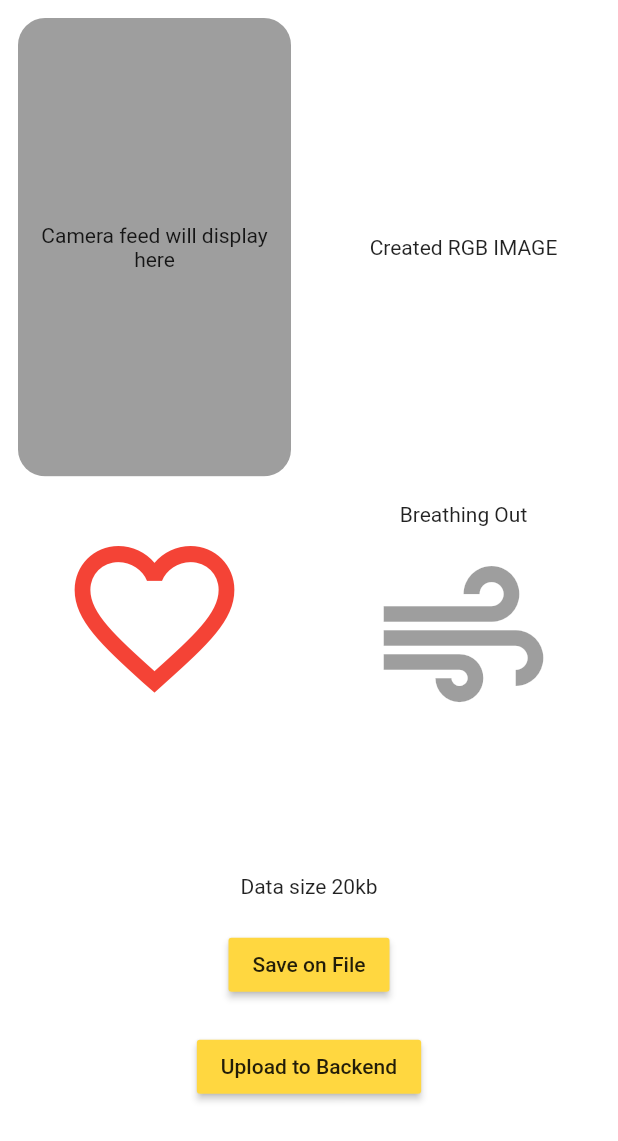
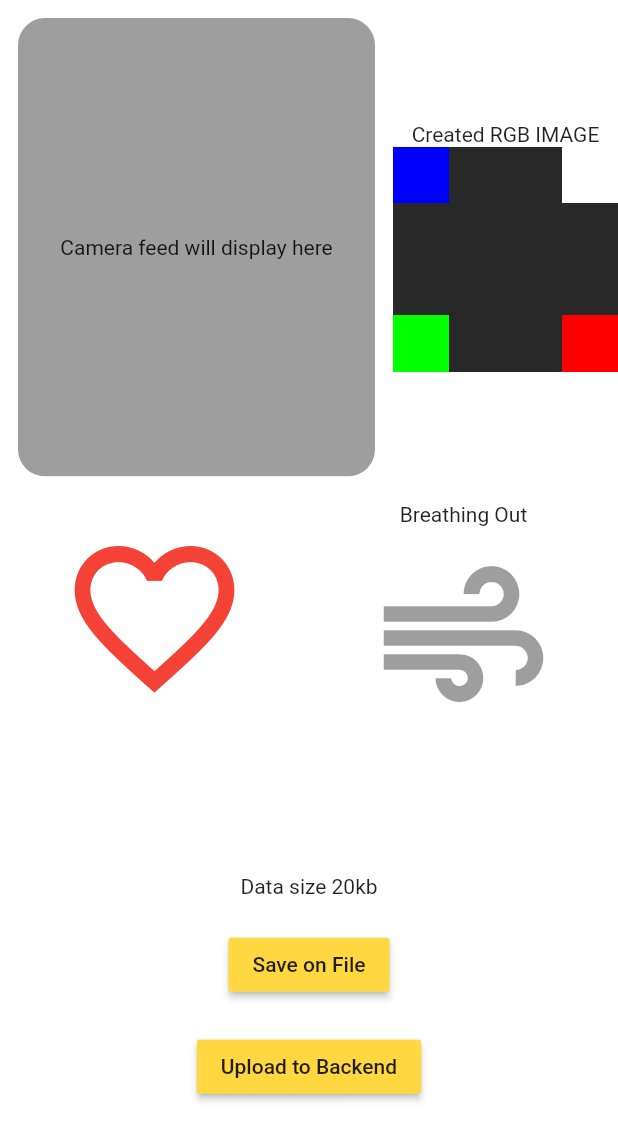
Before and after one commit to mahidul-islam/myppg, a Flutter app: the screen it shows after launch, on a phone screen of 412 x 824 dp. Shown: the top 1141 px of the screen. Run offline on Flutter 3.47's test engine with Material 2 defaults, Android fonts, the phone set to English and light mode, and no system bars; our stand-ins replace camera, wakelock_plus.

Commit message:
created image 4x4 and working

```diff
--- a/lib/home_page.dart
+++ b/lib/home_page.dart
@@ -45,6 +45,12 @@ class HomePageView extends State<HomePage> with SingleTickerProviderStateMixin {
         _iconScale = 1.0 + _animationController.value * 0.4;
       });
     });
+    fillInitImage();
+  }
+
+  fillInitImage() async {
+    imageOutput = await Helper.getRGBimage();
+    setState(() {});
   }
 
   @override
@@ -111,15 +117,19 @@ class HomePageView extends State<HomePage> with SingleTickerProviderStateMixin {
                       ),
                     ),
                   ),
-                  Expanded(
-                    flex: 1,
-                    child: Column(
-                      mainAxisAlignment: MainAxisAlignment.center,
-                      children: [
-                        const Text('Created RGB IMAGE'),
-                        SizedBox(child: imageOutput),
-                      ],
-                    ),
+                  Column(
+                    mainAxisAlignment: MainAxisAlignment.center,
+                    children: [
+                      const Text('Created RGB IMAGE'),
+                      SizedBox(
+                        height: 150,
+                        width: 150,
+                        child: FittedBox(
+                          fit: BoxFit.contain,
+                          child: imageOutput,
+                        ),
+                      ),
+                    ],
                   ),
                 ],
               ),
--- a/lib/util.dart
+++ b/lib/util.dart
@@ -1,3 +1,5 @@
+import 'dart:math';
+
 import 'package:camera/camera.dart';
 import 'package:flutter/foundation.dart';
 import 'package:flutter/material.dart';
@@ -36,8 +38,8 @@ class Helper {
           int b = (yp + up * 1814 / 1024 - 227).round().clamp(0, 255);
           // color: 0x FF  FF  FF  FF
           //           A   B   G   R
-          if (img.isBoundsSafe(height - y, x)) {
-            img.setPixelRgba(height - y, x, r, g, b, shift);
+          if (img.isBoundsSafe(height - 1 - y, x)) {
+            img.setPixelRgba(height - 1 - y, x, r, g, b, shift);
           }
         }
       }
@@ -53,4 +55,56 @@ class Helper {
     }
     return null;
   }
+
+  static Future<Image?> getRGBimage({int height = 4, int width = 4}) async {
+    try {
+      imglib.Image img = imglib.Image(width: width, height: height);
+      // Fill image buffer with plane[0] from YUV420_888
+      for (int x = 0; x < width; x++) {
+        for (int y = 0; y < height; y++) {
+          int r, g, b;
+          if (x == 0 && y == 0) {
+            r = 255;
+            g = 255;
+            b = 255;
+          } else if (x == width - 1 && y == 0) {
+            r = 255;
+            g = 0;
+            b = 0;
+          } else if (x == width - 1 && y == width - 1) {
+            r = 0;
+            g = 255;
+            b = 0;
+          } else if (x == 0 && y == width - 1) {
+            r = 0;
+            g = 0;
+            b = 255;
+          } else {
+            // Calculate pixel color
+            r = Random().nextInt(255);
+            g = Random().nextInt(255);
+            b = Random().nextInt(255);
+          }
+          // color: 0x FF  FF  FF  FF
+          //           A   B   G   R
+          if (img.isBoundsSafe(height - 1 - y, x)) {
+            img.setPixelRgba(height - 1 - y, x, r, g, b, shift);
+          }
+        }
+      }
+
+      imglib.PngEncoder pngEncoder =
+          imglib.PngEncoder(level: 0, filter: imglib.PngFilter.none);
+      Uint8List png = pngEncoder.encode(img);
+      return Image.memory(
+        png,
+        filterQuality: FilterQuality.none,
+      );
+    } catch (e) {
+      if (kDebugMode) {
+        print(">>>>>>>>>>>> ERROR:$e");
+      }
+    }
+    return null;
+  }
 }
```
